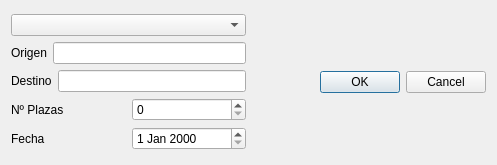
Qt form source/dialogNego.ui (hugo19941994/ViajeFacil) before a commit.
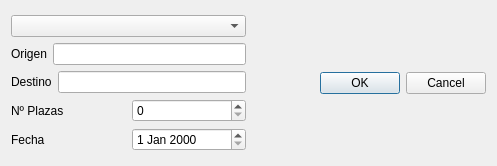
The same form after that commit.

```diff
--- a/source/dialogNego.ui
+++ b/source/dialogNego.ui
@@ -7,7 +7,7 @@
     <x>0</x>
     <y>0</y>
     <width>497</width>
-    <height>165</height>
+    <height>166</height>
    </rect>
   </property>
   <property name="windowTitle">
@@ -63,7 +63,11 @@
           </widget>
          </item>
          <item>
-          <widget class="QSpinBox" name="spinBox"/>
+          <widget class="QSpinBox" name="spinBox">
+           <property name="maximum">
+            <number>99999</number>
+           </property>
+          </widget>
          </item>
         </layout>
        </item>
```
